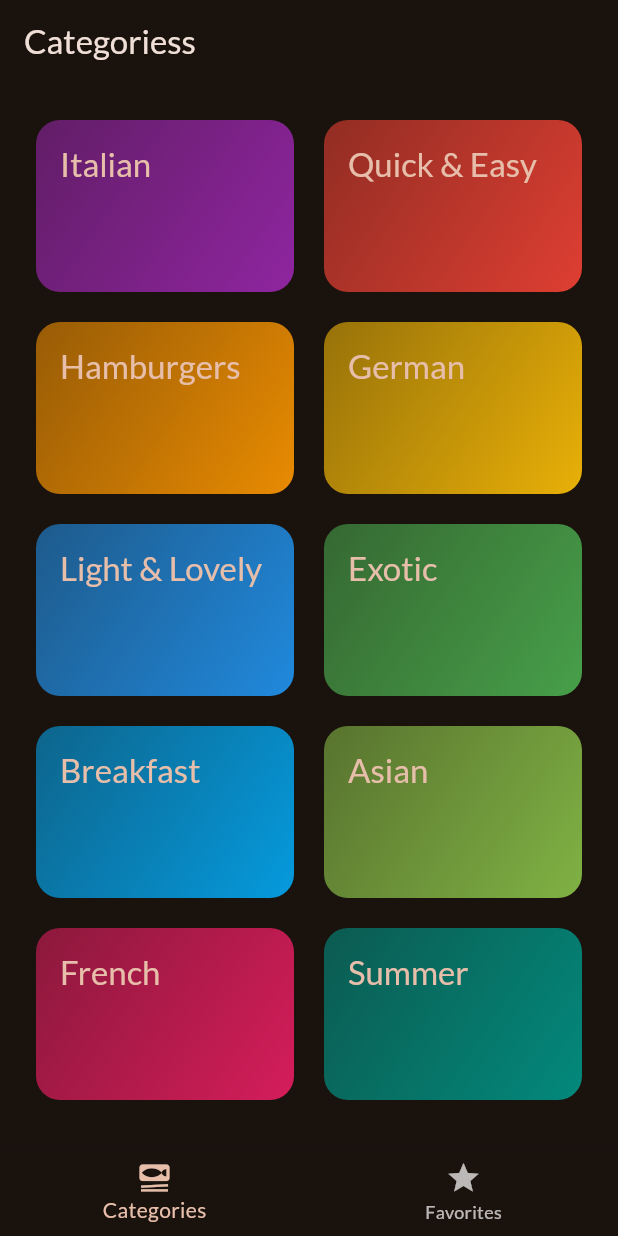
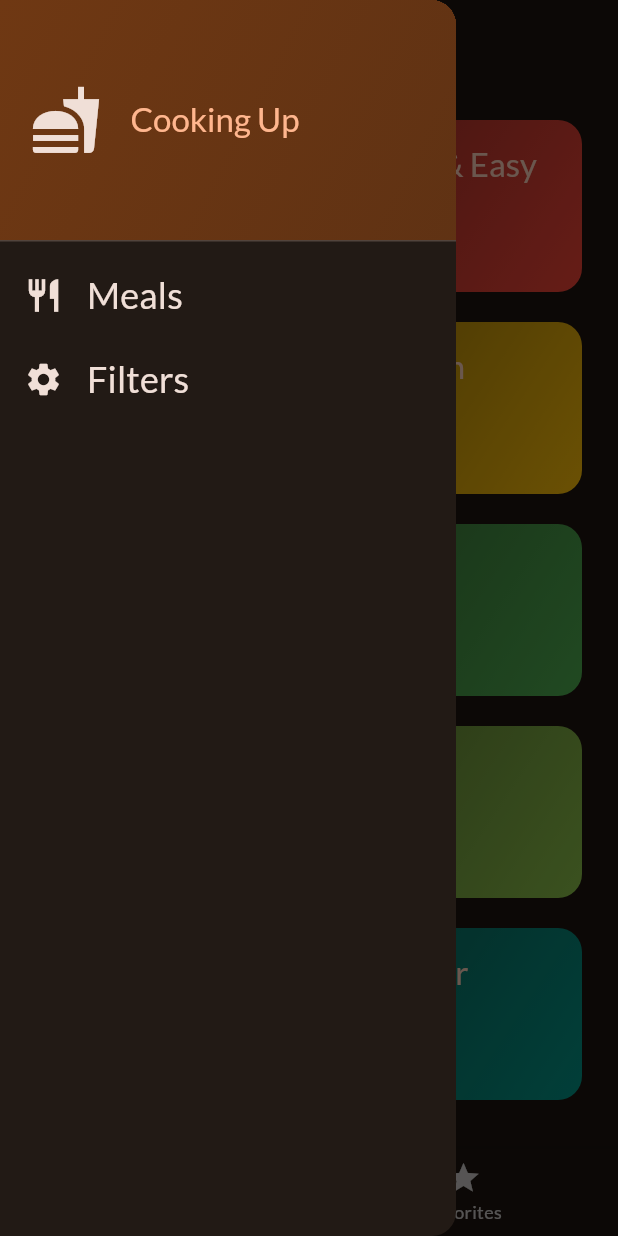
Before and after one commit to c13rryy/meals_app, a Flutter app: the screen it shows after launch, with the side drawer open (before the commit the screen has no drawer), on a phone screen of 412 x 824 dp. Run offline on Flutter 3.47's test engine with Material 3 defaults, Android fonts, the phone set to English and light mode, and no system bars; our stand-ins replace google_fonts, transparent_image.

Commit message:
feat: finish app

```diff
--- a/lib/screens/category.dart
+++ b/lib/screens/category.dart
@@ -6,12 +6,17 @@ import 'package:meals_app/screens/meals.dart';
 import 'package:meals_app/widgets/category_grid_item.dart';
 
 class CategoryScreen extends StatelessWidget {
-  const CategoryScreen({super.key, required this.onToggleFavorite});
+  const CategoryScreen({
+    super.key,
+    required this.onToggleFavorite,
+    required this.availableMeals,
+  });
 
   final void Function(Meal meal) onToggleFavorite;
+  final List<Meal> availableMeals;
 
   void _selectCategory(BuildContext context, Category category) {
-    final filteredMeals = dummyMeals
+    final filteredMeals = availableMeals
         .where((meal) => meal.categories.contains(category.id))
         .toList();
 
--- a/lib/screens/tabs.dart
+++ b/lib/screens/tabs.dart
@@ -1,7 +1,17 @@
 import 'package:flutter/material.dart';
+import 'package:meals_app/data/dummy_data.dart';
 import 'package:meals_app/models/meal.dart';
 import 'package:meals_app/screens/category.dart';
+import 'package:meals_app/screens/filters.dart';
 import 'package:meals_app/screens/meals.dart';
+import 'package:meals_app/widgets/drawer/main_drawer.dart';
+
+const kInitialFilters = {
+  Filter.glutenFree: false,
+  Filter.lactoseFree: false,
+  Filter.vegan: false,
+  Filter.vegetarian: false,
+};
 
 class TabsScreen extends StatefulWidget {
   const TabsScreen({super.key});
@@ -15,6 +25,7 @@ class TabsScreen extends StatefulWidget {
 class _TabsScreenState extends State<TabsScreen> {
   int _selectedPageIndex = 0;
   final List<Meal> _favoritesMeals = [];
+  Map<Filter, bool> _selectedFilters = kInitialFilters;
 
   void _showInfoMessage(String message) {
     ScaffoldMessenger.of(context).clearSnackBars();
@@ -46,14 +57,54 @@ class _TabsScreenState extends State<TabsScreen> {
     });
   }
 
+  void _setScreen(String identifier) async {
+    Navigator.pop(context);
+    if (identifier == 'filters') {
+      final result = await Navigator.push<Map<Filter, bool>>(
+        context,
+        MaterialPageRoute(
+          builder: (ctx) =>
+               FiltersScreen(currentFilters: _selectedFilters),
+        ),
+      );
+
+      setState(() {
+        _selectedFilters = result ?? kInitialFilters;
+      });
+    }
+  }
+
   @override
   Widget build(BuildContext context) {
+    final availableMeals = dummyMeals
+        .where(
+          (meal) => switch (meal) {
+            var el
+                when _selectedFilters[Filter.glutenFree]! && !el.isGlutenFree =>
+              false,
+            var el
+                when _selectedFilters[Filter.lactoseFree]! &&
+                    !el.isLactoseFree =>
+              false,
+            var el
+                when _selectedFilters[Filter.vegetarian]! && !el.isVegetarian =>
+              false,
+            var el when _selectedFilters[Filter.vegan]! && !el.isVegan => false,
+            _ => true,
+          },
+        )
+        .toList();
+
     return Scaffold(
       appBar: AppBar(
         title: Text(_selectedPageIndex == 1 ? "Favorites" : "Categoriess"),
       ),
+      drawer: MainDrawer(onSelectScreen: _setScreen),
       body: _selectedPageIndex == 0
-          ? CategoryScreen(onToggleFavorite: _toggleMealFavoriteStatus)
+          ? CategoryScreen(
+              onToggleFavorite: _toggleMealFavoriteStatus,
+              availableMeals: availableMeals,
+            )
           : MealsScreen(
               meals: _favoritesMeals,
               onToggleFavorite: _toggleMealFavoriteStatus,
--- /dev/null
+++ b/lib/widgets/drawer/main_drawer.dart
@@ -0,0 +1,63 @@
+import 'package:flutter/material.dart';
+import 'package:meals_app/widgets/drawer/main_drawer_item.dart';
+
+class MainDrawer extends StatelessWidget {
+  const MainDrawer({super.key, required this.onSelectScreen});
+
+  final void Function(String identifier) onSelectScreen;
+
+  @override
+  Widget build(BuildContext context) {
+    return Drawer(
+      child: Column(
+        children: [
+          DrawerHeader(
+            padding: const EdgeInsetsGeometry.all(20),
+            decoration: BoxDecoration(
+              gradient: LinearGradient(
+                colors: [
+                  Theme.of(context).colorScheme.primaryContainer,
+                  Theme.of(
+                    context,
+                  ).colorScheme.primaryContainer.withValues(alpha: 0.8),
+                ],
+                begin: Alignment.topLeft,
+                end: Alignment.bottomRight,
+              ),
+            ),
+            child: Row(
+              children: [
+                Icon(
+                  Icons.fastfood,
+                  size: 48,
+                  color: Theme.of(context).colorScheme.onSurface,
+                ),
+                const SizedBox(width: 19),
+                Text(
+                  'Cooking Up',
+                  style: Theme.of(context).textTheme.titleLarge!.copyWith(
+                    color: Theme.of(context).colorScheme.primary,
+                  ),
+                ),
+              ],
+            ),
+          ),
+          MainDrawerItem(
+            title: 'Meals',
+            leadingIcon: Icons.restaurant,
+            onTransition: () {
+              onSelectScreen('meals');
+            },
+          ),
+          MainDrawerItem(
+            title: 'Filters',
+            leadingIcon: Icons.settings,
+            onTransition: () {
+              onSelectScreen('filters');
+            },
+          ),
+        ],
+      ),
+    );
+  }
+}
--- /dev/null
+++ b/lib/widgets/drawer/main_drawer_item.dart
@@ -0,0 +1,33 @@
+import 'package:flutter/material.dart';
+
+class MainDrawerItem extends StatelessWidget {
+  const MainDrawerItem({
+    super.key,
+    required this.title,
+    required this.leadingIcon,
+    required this.onTransition,
+  });
+
+  final String title;
+  final IconData leadingIcon;
+  final void Function() onTransition;
+
+  @override
+  Widget build(BuildContext context) {
+    return ListTile(
+      leading: Icon(
+        leadingIcon,
+        size: 26,
+        color: Theme.of(context).colorScheme.onSurface,
+      ),
+      title: Text(
+        title,
+        style: Theme.of(context).textTheme.titleSmall!.copyWith(
+          color: Theme.of(context).colorScheme.onSurface,
+          fontSize: 24,
+        ),
+      ),
+      onTap: onTransition,
+    );
+  }
+}
```
Also changed, not shown: lib/screens/filters.dart (added, +153 -0 lines).
